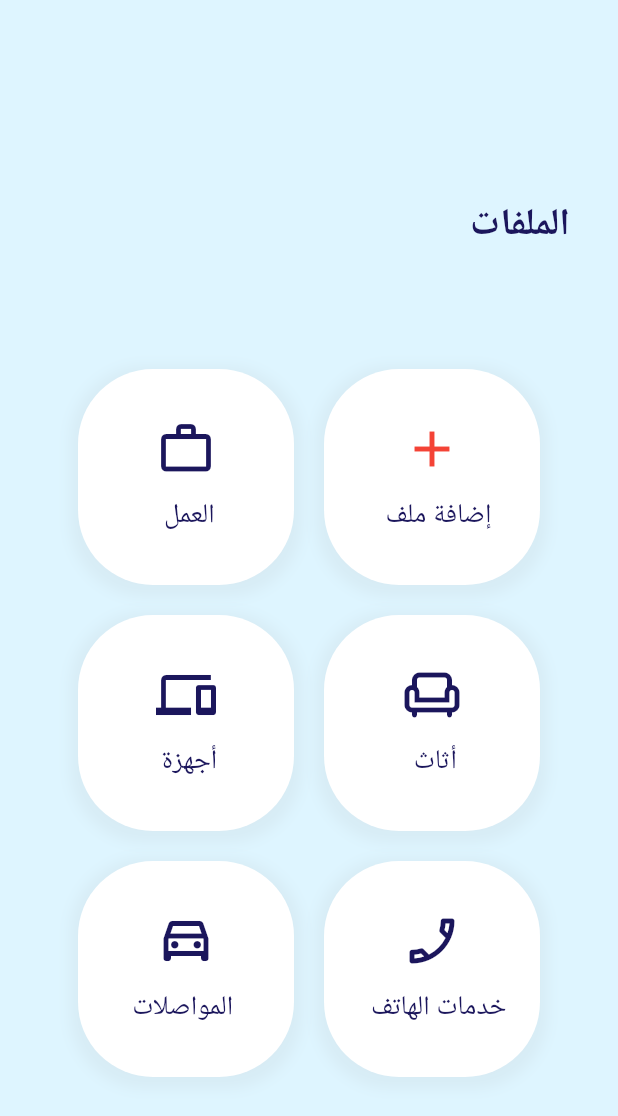
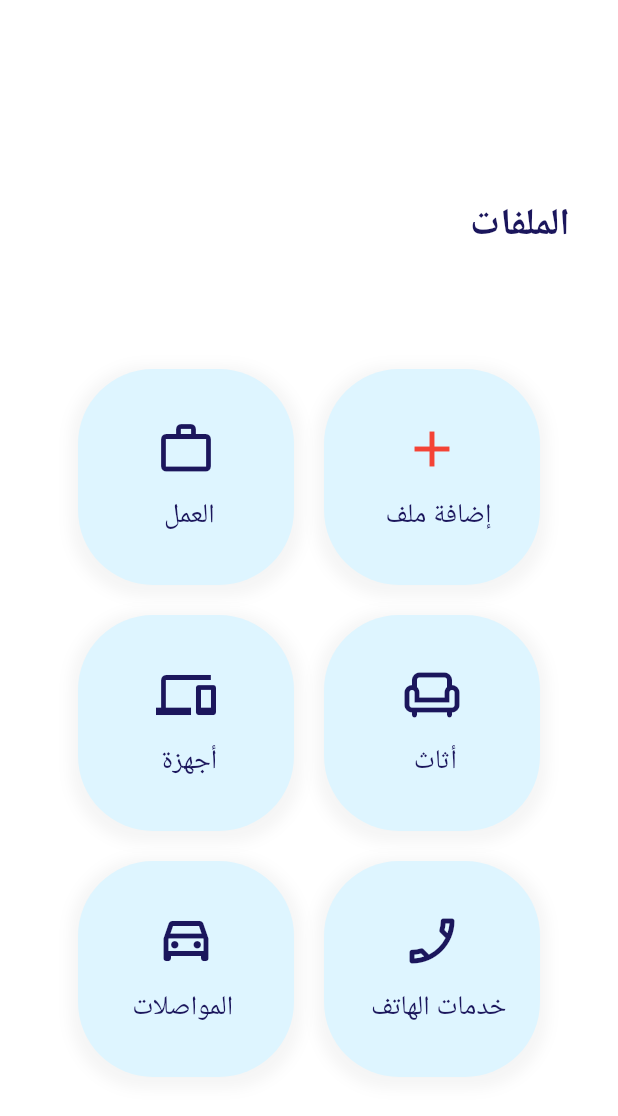
Before and after one commit to Lama-Saud/esal_project, a Flutter app: the FoldersPage screen opened directly, on a phone screen of 412 x 824 dp. Shown: the top 1116 px of the screen. Run offline on Flutter 3.47's test engine with Material 2 defaults, Android fonts, the phone set to English and light mode, and no system bars; our stand-ins replace animated_splash_screen, font_awesome_flutter, google_fonts, liquid_swipe, smooth_page_indicator; network calls fail; Roboto replaces fonts that are missing (Almarai).

```diff
--- a/lib/main.dart
+++ b/lib/main.dart
@@ -35,7 +35,7 @@ class MyApp extends StatelessWidget {
           ),
           duration: 3000,
           splashTransition: SplashTransition.fadeTransition,
-          nextScreen: const OnBoardingPage(),
+          nextScreen: OnBoardingPage(),
         ));
   }
 }
--- a/lib/pages/add_folder_page.dart
+++ b/lib/pages/add_folder_page.dart
@@ -55,7 +55,7 @@ class AddFolderPage extends StatelessWidget {
             ),
             Container(
               decoration: const BoxDecoration(
-                color: Color.fromARGB(255, 223, 221, 221),
+                color: CustomTheme.skyBlue,
                 borderRadius: BorderRadius.all(Radius.circular(30)),
               ),
               child: const TextField(
--- a/lib/pages/folders_page.dart
+++ b/lib/pages/folders_page.dart
@@ -9,7 +9,7 @@ class FoldersPage extends StatelessWidget {
   @override
   Widget build(BuildContext context) {
     return Scaffold(
-      backgroundColor: CustomTheme.skyBlue,
+      backgroundColor: CustomTheme.white,
       body: Padding(
         padding: const EdgeInsets.all(32.0),
         child: Column(
@@ -42,7 +42,7 @@ class FoldersPage extends StatelessWidget {
                             offset: const Offset(0, 3), // changes position of shadow
                           ),
                         ],
-                        color: CustomTheme.white,
+                        color: CustomTheme.skyBlue,
                         borderRadius: const BorderRadius.all(Radius.circular(50)),
                         //  border: Border.all(width: 5, color: CustomTheme.lightBlue.withOpacity(0.4)),
                       ),
@@ -68,7 +68,7 @@ class FoldersPage extends StatelessWidget {
                             offset: const Offset(0, 3), // changes position of shadow
                           ),
                         ],
-                        color: CustomTheme.white,
+                        color: CustomTheme.skyBlue,
                         borderRadius: const BorderRadius.all(Radius.circular(50)),
                         //  border: Border.all(width: 5, color: CustomTheme.lightBlue.withOpacity(0.4)),
                       ),
@@ -94,7 +94,7 @@ class FoldersPage extends StatelessWidget {
                             offset: const Offset(0, 3), // changes position of shadow
                           ),
                         ],
-                        color: CustomTheme.white,
+                        color: CustomTheme.skyBlue,
                         borderRadius: const BorderRadius.all(Radius.circular(50)),
                         //  border: Border.all(width: 5, color: CustomTheme.lightBlue.withOpacity(0.4)),
                       ),
@@ -120,7 +120,7 @@ class FoldersPage extends StatelessWidget {
                             offset: const Offset(0, 3), // changes position of shadow
                           ),
                         ],
-                        color: CustomTheme.white,
+                        color: CustomTheme.skyBlue,
                         borderRadius: const BorderRadius.all(Radius.circular(50)),
                         //  border: Border.all(width: 5, color: CustomTheme.lightBlue.withOpacity(0.4)),
                       ),
@@ -146,7 +146,7 @@ class FoldersPage extends StatelessWidget {
                             offset: const Offset(0, 3), // changes position of shadow
                           ),
                         ],
-                        color: CustomTheme.white,
+                        color: CustomTheme.skyBlue,
                         borderRadius: const BorderRadius.all(Radius.circular(50)),
                         //  border: Border.all(width: 5, color: CustomTheme.lightBlue.withOpacity(0.4)),
                       ),
@@ -172,7 +172,7 @@ class FoldersPage extends StatelessWidget {
                             offset: const Offset(0, 3), // changes position of shadow
                           ),
                         ],
-                        color: CustomTheme.white,
+                        color: CustomTheme.skyBlue,
                         borderRadius: const BorderRadius.all(Radius.circular(50)),
                         //  border: Border.all(width: 5, color: CustomTheme.lightBlue.withOpacity(0.4)),
                       ),
```
Also changed, not shown: lib/pages/on_boarding_page.dart (+40 -13 lines).
